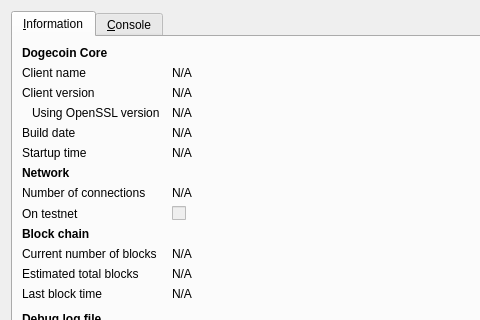
infec2ouscoin/infec2ouscoin, file src/qt/forms/rpcconsole.ui: the form before one commit; both pictures show x 0 to 480 and y 0 to 320 of the 740 by 450 pixel window.
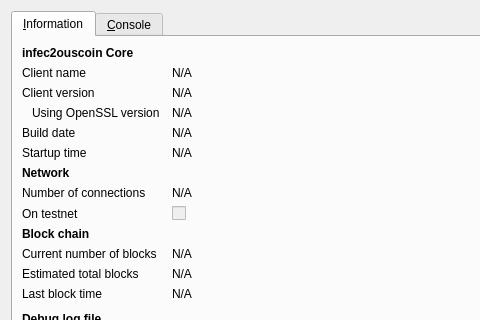
The form after the commit. Icons and pictures are not drawn.

```diff
--- a/src/qt/forms/rpcconsole.ui
+++ b/src/qt/forms/rpcconsole.ui
@@ -36,7 +36,7 @@
           </font>
          </property>
          <property name="text">
-          <string>Dogecoin Core</string>
+          <string>infec2ouscoin Core</string>
          </property>
         </widget>
        </item>
```
Left out of the diff: 6 changed lines with no effect on the pictures.
